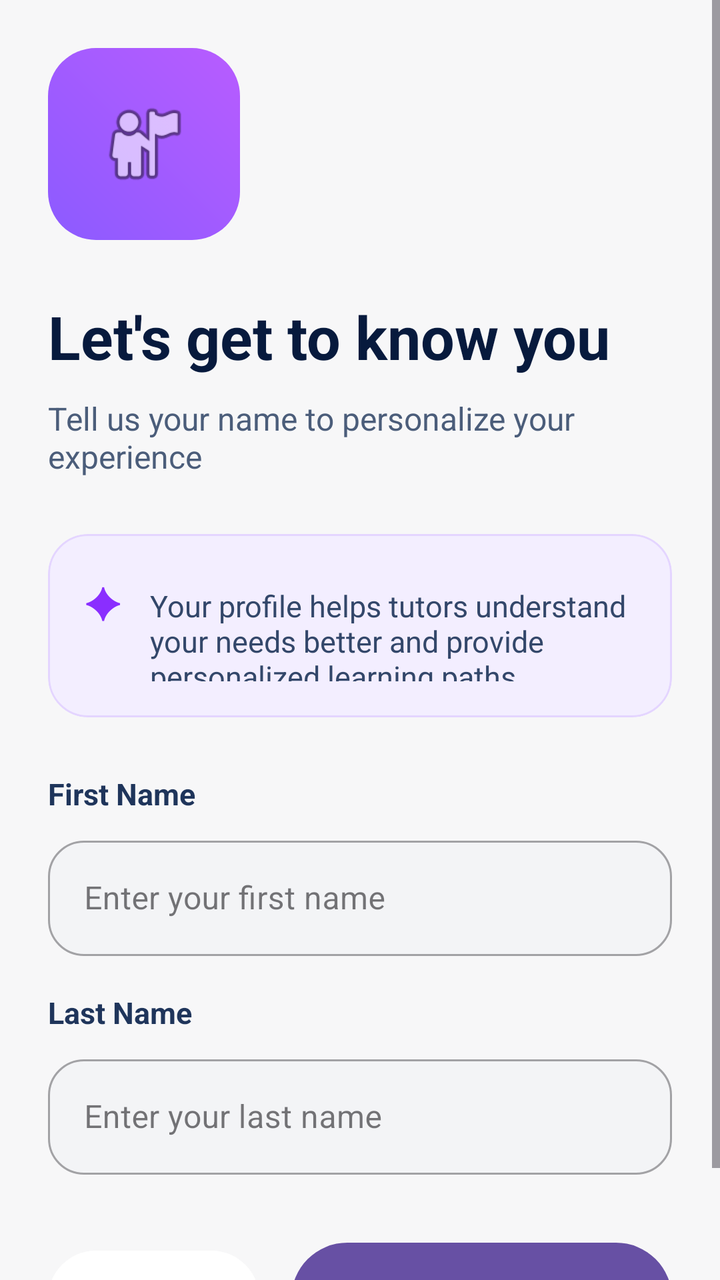
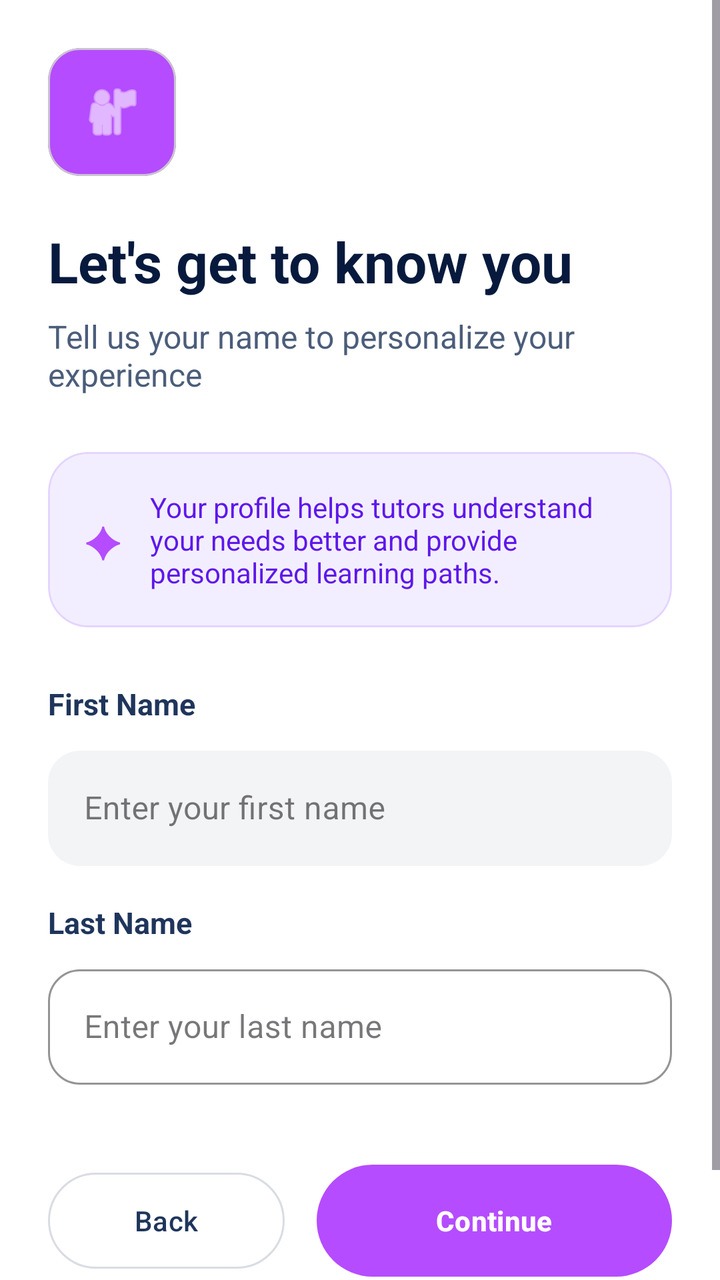

Before-and-after screenshots of an Android layout around one commit, followed by the original layout XML and the change that was made.
<!-- AndroidManifest.xml: application theme Theme.PeerTutoringApollo -->
<!-- res/layout/fragment_name.xml -->
<?xml version="1.0" encoding="utf-8"?>
<ScrollView xmlns:android="http://schemas.android.com/apk/res/android"
    xmlns:app="http://schemas.android.com/apk/res-auto"
    android:layout_width="match_parent"
    android:layout_height="match_parent"
    android:background="#F7F7F8">

    <LinearLayout
        android:layout_width="match_parent"
        android:layout_height="wrap_content"
        android:orientation="vertical"
        android:padding="24dp">

        <ImageView
            android:layout_width="96dp"
            android:layout_height="96dp"
            android:src="@android:drawable/ic_menu_myplaces"
            android:background="@drawable/bg_square_gradient"
            android:padding="24dp" />

        <TextView
            android:layout_width="wrap_content"
            android:layout_height="wrap_content"
            android:layout_marginTop="28dp"
            android:text="Let's get to know you"
            android:textColor="#071A3D"
            android:textSize="30sp"
            android:textStyle="bold" />

        <TextView
            android:layout_width="wrap_content"
            android:layout_height="wrap_content"
            android:layout_marginTop="10dp"
            android:text="Tell us your name to personalize your experience"
            android:textColor="#4B5D7A"
            android:textSize="16sp" />

        <com.google.android.material.card.MaterialCardView
            android:layout_width="match_parent"
            android:layout_height="wrap_content"
            android:layout_marginTop="28dp"
            app:cardCornerRadius="20dp"
            app:cardBackgroundColor="#F3EEFF"
            app:strokeColor="#E4D5FF"
            app:strokeWidth="1dp">

            <LinearLayout
                android:layout_width="match_parent"
                android:layout_height="wrap_content"
                android:orientation="horizontal"
                android:padding="18dp">

                <TextView
                    android:layout_width="wrap_content"
                    android:layout_height="wrap_content"
                    android:text="✦"
                    android:textColor="#8A2EFF"
                    android:textSize="22sp" />

                <TextView
                    android:layout_width="0dp"
                    android:layout_height="wrap_content"
                    android:layout_marginStart="14dp"
                    android:layout_weight="1"
                    android:text="Your profile helps tutors understand your needs better and provide personalized learning paths."
                    android:textColor="#33476A"
                    android:textSize="15sp" />
            </LinearLayout>
        </com.google.android.material.card.MaterialCardView>

        <TextView
            android:layout_width="wrap_content"
            android:layout_height="wrap_content"
            android:layout_marginTop="28dp"
            android:text="First Name"
            android:textColor="#1F355B"
            android:textSize="15sp"
            android:textStyle="bold" />

        <com.google.android.material.textfield.TextInputLayout
            style="@style/Widget.MaterialComponents.TextInputLayout.OutlinedBox"
            android:layout_width="match_parent"
            android:layout_height="wrap_content"
            android:layout_marginTop="8dp"
            app:boxBackgroundColor="#F3F4F6"
            app:boxCornerRadiusBottomEnd="18dp"
            app:boxCornerRadiusBottomStart="18dp"
            app:boxCornerRadiusTopEnd="18dp"
            app:boxCornerRadiusTopStart="18dp">

            <com.google.android.material.textfield.TextInputEditText
                android:id="@+id/editTextFirstName"
                android:layout_width="match_parent"
                android:layout_height="wrap_content"
                android:hint="Enter your first name"
                android:padding="18dp" />
        </com.google.android.material.textfield.TextInputLayout>

        <TextView
            android:layout_width="wrap_content"
            android:layout_height="wrap_content"
            android:layout_marginTop="18dp"
            android:text="Last Name"
            android:textColor="#1F355B"
            android:textSize="15sp"
            android:textStyle="bold" />

        <com.google.android.material.textfield.TextInputLayout
            style="@style/Widget.MaterialComponents.TextInputLayout.OutlinedBox"
            android:layout_width="match_parent"
            android:layout_height="wrap_content"
            android:layout_marginTop="8dp"
            app:boxBackgroundColor="#F3F4F6"
            app:boxCornerRadiusBottomEnd="18dp"
            app:boxCornerRadiusBottomStart="18dp"
            app:boxCornerRadiusTopEnd="18dp"
            app:boxCornerRadiusTopStart="18dp">

            <com.google.android.material.textfield.TextInputEditText
                android:id="@+id/editTextLastName"
                android:layout_width="match_parent"
                android:layout_height="wrap_content"
                android:hint="Enter your last name"
                android:padding="18dp" />
        </com.google.android.material.textfield.TextInputLayout>

        <LinearLayout
            android:layout_width="match_parent"
            android:layout_height="wrap_content"
            android:layout_marginTop="34dp"
            android:orientation="horizontal">

            <Button
                android:id="@+id/buttonBack"
                android:layout_width="0dp"
                android:layout_height="56dp"
                android:layout_weight="1"
                android:backgroundTint="#FFFFFF"
                android:text="Back"
                android:textAllCaps="false"
                android:textColor="#111111" />

            <Space
                android:layout_width="16dp"
                android:layout_height="1dp" />

            <Button
                android:id="@+id/buttonContinue"
                android:layout_width="0dp"
                android:layout_height="56dp"
                android:layout_weight="1.8"
                android:background="@drawable/bg_button_gradient"
                android:text="Continue"
                android:textAllCaps="false"
                android:textColor="#FFFFFF"
                android:textStyle="bold" />
        </LinearLayout>
    </LinearLayout>
</ScrollView>
<!-- resources referenced by this layout -->
<resources>
  <!-- drawable bg_button_gradient (drawable) -->
  <?xml version="1.0" encoding="utf-8"?>
  <shape xmlns:android="http://schemas.android.com/apk/res/android">
      <gradient
          android:startColor="#B54CFF"
          android:centerColor="#4C6FFF"
          android:endColor="#00C96B"
          android:angle="0" />
      <corners android:radius="28dp" />
  </shape>
  <!-- drawable bg_square_gradient (drawable) -->
  <?xml version="1.0" encoding="utf-8"?>
  <shape xmlns:android="http://schemas.android.com/apk/res/android">
      <gradient
          android:startColor="#8C5BFF"
          android:endColor="#B85CFF"
          android:angle="45" />
      <corners android:radius="24dp" />
  </shape>
  <style name="Theme.PeerTutoringApollo" parent="Base.Theme.PeerTutoringApollo" />
  <style name="Base.Theme.PeerTutoringApollo" parent="Theme.Material3.DayNight.NoActionBar">
          
          
      </style>
</resources>

<!-- the commit's change to res/layout/fragment_name.xml (unified diff, before → after) -->
@@ -3,7 +3,8 @@
     xmlns:app="http://schemas.android.com/apk/res-auto"
     android:layout_width="match_parent"
     android:layout_height="match_parent"
-    android:background="#F7F7F8">
+    android:background="#FFFFFF"
+    android:fillViewport="true">
 
     <LinearLayout
         android:layout_width="match_parent"
@@ -11,26 +12,33 @@
         android:orientation="vertical"
         android:padding="24dp">
 
-        <ImageView
-            android:layout_width="96dp"
-            android:layout_height="96dp"
-            android:src="@android:drawable/ic_menu_myplaces"
-            android:background="@drawable/bg_square_gradient"
-            android:padding="24dp" />
+        <com.google.android.material.card.MaterialCardView
+            android:layout_width="64dp"
+            android:layout_height="64dp"
+            app:cardBackgroundColor="#B54CFF"
+            app:cardCornerRadius="16dp"
+            app:cardElevation="0dp">
+            <ImageView
+                android:layout_width="match_parent"
+                android:layout_height="match_parent"
+                android:padding="16dp"
+                android:src="@android:drawable/ic_menu_myplaces"
+                app:tint="#FFFFFF" />
+        </com.google.android.material.card.MaterialCardView>
 
         <TextView
             android:layout_width="wrap_content"
             android:layout_height="wrap_content"
-            android:layout_marginTop="28dp"
+            android:layout_marginTop="24dp"
             android:text="Let's get to know you"
             android:textColor="#071A3D"
-            android:textSize="30sp"
+            android:textSize="28sp"
             android:textStyle="bold" />
 
         <TextView
             android:layout_width="wrap_content"
             android:layout_height="wrap_content"
-            android:layout_marginTop="10dp"
+            android:layout_marginTop="8dp"
             android:text="Tell us your name to personalize your experience"
             android:textColor="#4B5D7A"
             android:textSize="16sp" />
@@ -39,121 +47,210 @@
             android:layout_width="match_parent"
             android:layout_height="wrap_content"
             android:layout_marginTop="28dp"
+            app:cardBackgroundColor="#F3EEFF"
             app:cardCornerRadius="20dp"
-            app:cardBackgroundColor="#F3EEFF"
+            app:cardElevation="0dp"
             app:strokeColor="#E4D5FF"
             app:strokeWidth="1dp">
-
             <LinearLayout
                 android:layout_width="match_parent"
                 android:layout_height="wrap_content"
+                android:gravity="center_vertical"
                 android:orientation="horizontal"
                 android:padding="18dp">
-
                 <TextView
                     android:layout_width="wrap_content"
                     android:layout_height="wrap_content"
                     android:text="✦"
-                    android:textColor="#8A2EFF"
+                    android:textColor="#B54CFF"
                     android:textSize="22sp" />
-
                 <TextView
+                    android:id="@+id/textViewInfoCard"
                     android:layout_width="0dp"
                     android:layout_height="wrap_content"
                     android:layout_marginStart="14dp"
                     android:layout_weight="1"
                     android:text="Your profile helps tutors understand your needs better and provide personalized learning paths."
-                    android:textColor="#33476A"
-                    android:textSize="15sp" />
+                    android:textColor="#5E17EB"
+                    android:textSize="14sp" />
             </LinearLayout>
         </com.google.android.material.card.MaterialCardView>
 
-        <TextView
-            android:layout_width="wrap_content"
-            android:layout_height="wrap_content"
-            android:layout_marginTop="28dp"
-            android:text="First Name"
-            android:textColor="#1F355B"
-            android:textSize="15sp"
-            android:textStyle="bold" />
-
-        <com.google.android.material.textfield.TextInputLayout
-            style="@style/Widget.MaterialComponents.TextInputLayout.OutlinedBox"
-            android:layout_width="match_parent"
-            android:layout_height="wrap_content"
-            android:layout_marginTop="8dp"
-            app:boxBackgroundColor="#F3F4F6"
-            app:boxCornerRadiusBottomEnd="18dp"
-            app:boxCornerRadiusBottomStart="18dp"
-            app:boxCornerRadiusTopEnd="18dp"
-            app:boxCornerRadiusTopStart="18dp">
-
-            <com.google.android.material.textfield.TextInputEditText
-                android:id="@+id/editTextFirstName"
-                android:layout_width="match_parent"
-                android:layout_height="wrap_content"
-                android:hint="Enter your first name"
-                android:padding="18dp" />
-        </com.google.android.material.textfield.TextInputLayout>
-
-        <TextView
-            android:layout_width="wrap_content"
-            android:layout_height="wrap_content"
-            android:layout_marginTop="18dp"
-            android:text="Last Name"
-            android:textColor="#1F355B"
-            android:textSize="15sp"
-            android:textStyle="bold" />
-
-        <com.google.android.material.textfield.TextInputLayout
-            style="@style/Widget.MaterialComponents.TextInputLayout.OutlinedBox"
-            android:layout_width="match_parent"
-            android:layout_height="wrap_content"
-            android:layout_marginTop="8dp"
-            app:boxBackgroundColor="#F3F4F6"
-            app:boxCornerRadiusBottomEnd="18dp"
-            app:boxCornerRadiusBottomStart="18dp"
-            app:boxCornerRadiusTopEnd="18dp"
-            app:boxCornerRadiusTopStart="18dp">
-
-            <com.google.android.material.textfield.TextInputEditText
-                android:id="@+id/editTextLastName"
-                android:layout_width="match_parent"
-                android:layout_height="wrap_content"
-                android:hint="Enter your last name"
-                android:padding="18dp" />
-        </com.google.android.material.textfield.TextInputLayout>
-
-        <LinearLayout
-            android:layout_width="match_parent"
-            android:layout_height="wrap_content"
-            android:layout_marginTop="34dp"
+        <LinearLayout
+            android:id="@+id/layoutStudentFields"
+            android:layout_width="match_parent"
+            android:layout_height="wrap_content"
+            android:orientation="vertical">
+            <TextView
+                android:layout_width="wrap_content"
+                android:layout_height="wrap_content"
+                android:layout_marginTop="28dp"
+                android:text="First Name"
+                android:textColor="#1F355B"
+                android:textSize="15sp"
+                android:textStyle="bold" />
+            <com.google.android.material.textfield.TextInputLayout
+                style="@style/Widget.MaterialComponents.TextInputLayout.OutlinedBox"
+                android:layout_width="match_parent"
+                android:layout_height="wrap_content"
+                android:layout_marginTop="8dp"
+                app:boxBackgroundColor="#F3F4F6"
+                app:boxCornerRadiusBottomEnd="16dp"
+                app:boxCornerRadiusBottomStart="16dp"
+                app:boxCornerRadiusTopEnd="16dp"
+                app:boxCornerRadiusTopStart="16dp"
+                app:boxStrokeWidth="0dp">
+                <com.google.android.material.textfield.TextInputEditText
+                    android:id="@+id/editTextFirstName"
+                    android:layout_width="match_parent"
+                    android:layout_height="wrap_content"
+                    android:hint="Enter your first name"
+                    android:padding="18dp" />
+            </com.google.android.material.textfield.TextInputLayout>
+
+            <TextView
+                android:layout_width="wrap_content"
+                android:layout_height="wrap_content"
+                android:layout_marginTop="18dp"
+                android:text="Last Name"
+                android:textColor="#1F355B"
+                android:textSize="15sp"
+                android:textStyle="bold" />
+            <com.google.android.material.textfield.TextInputLayout
+                style="@style/Widget.MaterialComponents.TextInputLayout.OutlinedBox"
+                android:layout_width="match_parent"
+                android:layout_height="wrap_content"
+                android:layout_marginTop="8dp"
+                app:boxBackgroundColor="#FFFFFF"
+                app:boxCornerRadiusBottomEnd="16dp"
+                app:boxCornerRadiusBottomStart="16dp"
+                app:boxCornerRadiusTopEnd="16dp"
+                app:boxCornerRadiusTopStart="16dp"
+                app:boxStrokeColor="#E4D5FF"
+                app:boxStrokeWidth="1dp">
+                <com.google.android.material.textfield.TextInputEditText
+                    android:id="@+id/editTextLastName"
+                    android:layout_width="match_parent"
+                    android:layout_height="wrap_content"
+                    android:hint="Enter your last name"
+                    android:padding="18dp" />
+            </com.google.android.material.textfield.TextInputLayout>
+        </LinearLayout>
+
+        <LinearLayout
+            android:id="@+id/layoutTutorFields"
+            android:layout_width="match_parent"
+            android:layout_height="wrap_content"
+            android:orientation="vertical"
+            android:visibility="gone">
+            <TextView
+                android:layout_width="wrap_content"
+                android:layout_height="wrap_content"
+                android:layout_marginTop="28dp"
+                android:text="Full Name"
+                android:textColor="#1F355B"
+                android:textSize="15sp"
+                android:textStyle="bold" />
+            <com.google.android.material.textfield.TextInputLayout
+                style="@style/Widget.MaterialComponents.TextInputLayout.OutlinedBox"
+                android:layout_width="match_parent"
+                android:layout_height="wrap_content"
+                android:layout_marginTop="8dp"
+                app:boxBackgroundColor="#F3F4F6"
+                app:boxCornerRadiusBottomEnd="16dp"
+                app:boxCornerRadiusBottomStart="16dp"
+                app:boxCornerRadiusTopEnd="16dp"
+                app:boxCornerRadiusTopStart="16dp"
+                app:boxStrokeWidth="0dp">
+                <com.google.android.material.textfield.TextInputEditText
+                    android:id="@+id/editTextFullName"
+                    android:layout_width="match_parent"
+                    android:layout_height="wrap_content"
+                    android:hint="Enter your full name"
+                    android:padding="18dp" />
+            </com.google.android.material.textfield.TextInputLayout>
+
+            <TextView
+                android:layout_width="wrap_content"
+                android:layout_height="wrap_content"
+                android:layout_marginTop="18dp"
+                android:text="Bio"
+                android:textColor="#1F355B"
+                android:textSize="15sp"
+                android:textStyle="bold" />
+            <com.google.android.material.textfield.TextInputLayout
+                style="@style/Widget.MaterialComponents.TextInputLayout.OutlinedBox"
+                android:layout_width="match_parent"
+                android:layout_height="wrap_content"
+                android:layout_marginTop="8dp"
+                app:boxBackgroundColor="#F3F4F6"
+                app:boxCornerRadiusBottomEnd="16dp"
+                app:boxCornerRadiusBottomStart="16dp"
+                app:boxCornerRadiusTopEnd="16dp"
+                app:boxCornerRadiusTopStart="16dp"
+                app:boxStrokeWidth="0dp">
+                <com.google.android.material.textfield.TextInputEditText
+                    android:id="@+id/editTextBio"
+                    android:layout_width="match_parent"
+                    android:layout_height="wrap_content"
+                    android:hint="Tell us about yourself..."
+                    android:gravity="top"
+                    android:inputType="textMultiLine"
+                    android:lines="4"
+                    android:padding="18dp" />
+            </com.google.android.material.textfield.TextInputLayout>
+            <TextView
+                android:id="@+id/textViewCharCount"
+                android:layout_width="wrap_content"
+                android:layout_height="wrap_content"
+                android:layout_marginTop="4dp"
+                android:text="0/500 characters"
+                android:textColor="#8B97A8"
+                android:textSize="12sp" />
+        </LinearLayout>
+
+        <LinearLayout
+            android:layout_width="match_parent"
+            android:layout_height="wrap_content"
+            android:layout_marginTop="40dp"
             android:orientation="horizontal">
-
             <Button
                 android:id="@+id/buttonBack"
                 android:layout_width="0dp"
                 android:layout_height="56dp"
                 android:layout_weight="1"
                 android:backgroundTint="#FFFFFF"
+                app:strokeColor="#D9DCE3"
+                app:strokeWidth="1dp"
                 android:text="Back"
                 android:textAllCaps="false"
-                android:textColor="#111111" />
-
-            <Space
-                android:layout_width="16dp"
-                android:layout_height="1dp" />
-
+                android:textColor="#1F355B"
+                app:cornerRadius="28dp" />
+            <Space android:layout_width="16dp" android:layout_height="1dp" />
             <Button
                 android:id="@+id/buttonContinue"
                 android:layout_width="0dp"
                 android:layout_height="56dp"
-                android:layout_weight="1.8"
+                android:layout_weight="1.5"
                 android:background="@drawable/bg_button_gradient"
                 android:text="Continue"
                 android:textAllCaps="false"
                 android:textColor="#FFFFFF"
-                android:textStyle="bold" />
-        </LinearLayout>
+                android:textStyle="bold"
+                app:backgroundTint="@null" />
+        </LinearLayout>
+
+        <LinearLayout
+            android:layout_width="wrap_content"
+            android:layout_height="wrap_content"
+            android:layout_marginTop="32dp"
+            android:layout_gravity="center_horizontal"
+            android:orientation="horizontal">
+            <View android:layout_width="32dp" android:layout_height="6dp" android:background="#B54CFF" android:layout_marginEnd="6dp" />
+            <View android:layout_width="32dp" android:layout_height="6dp" android:background="#B54CFF" android:layout_marginEnd="6dp" />
+            <View android:layout_width="32dp" android:layout_height="6dp" android:background="#E0E0E0" android:layout_marginEnd="6dp" />
+            <View android:layout_width="32dp" android:layout_height="6dp" android:background="#E0E0E0" />
+        </LinearLayout>
+
     </LinearLayout>
 </ScrollView>
<!-- resource entries referenced after the edit -->
@@ -5,19 +5,9 @@
   <shape xmlns:android="http://schemas.android.com/apk/res/android">
       <gradient
           android:startColor="#B54CFF"
-          android:centerColor="#4C6FFF"
-          android:endColor="#00C96B"
+          android:endColor="#B54CFF"
           android:angle="0" />
       <corners android:radius="28dp" />
-  </shape>
-  <!-- drawable bg_square_gradient (drawable) -->
-  <?xml version="1.0" encoding="utf-8"?>
-  <shape xmlns:android="http://schemas.android.com/apk/res/android">
-      <gradient
-          android:startColor="#8C5BFF"
-          android:endColor="#B85CFF"
-          android:angle="45" />
-      <corners android:radius="24dp" />
   </shape>
   <style name="Theme.PeerTutoringApollo" parent="Base.Theme.PeerTutoringApollo" />
   <style name="Base.Theme.PeerTutoringApollo" parent="Theme.Material3.DayNight.NoActionBar">
